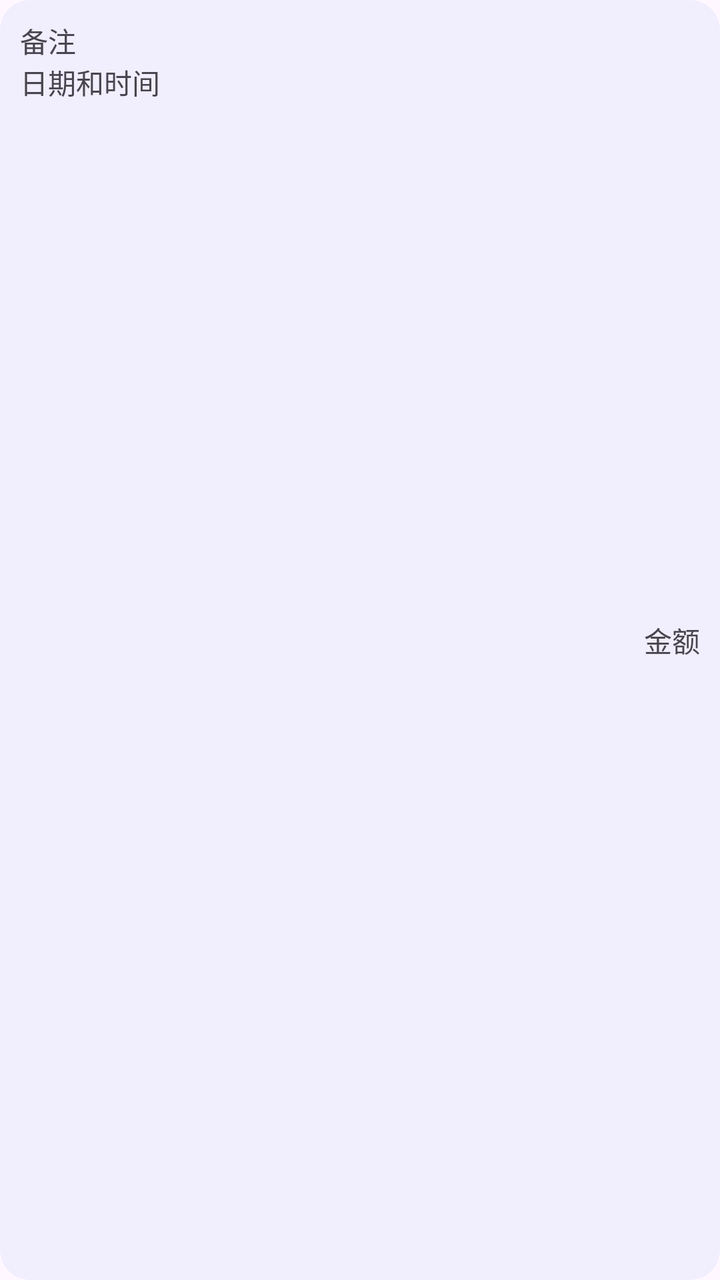
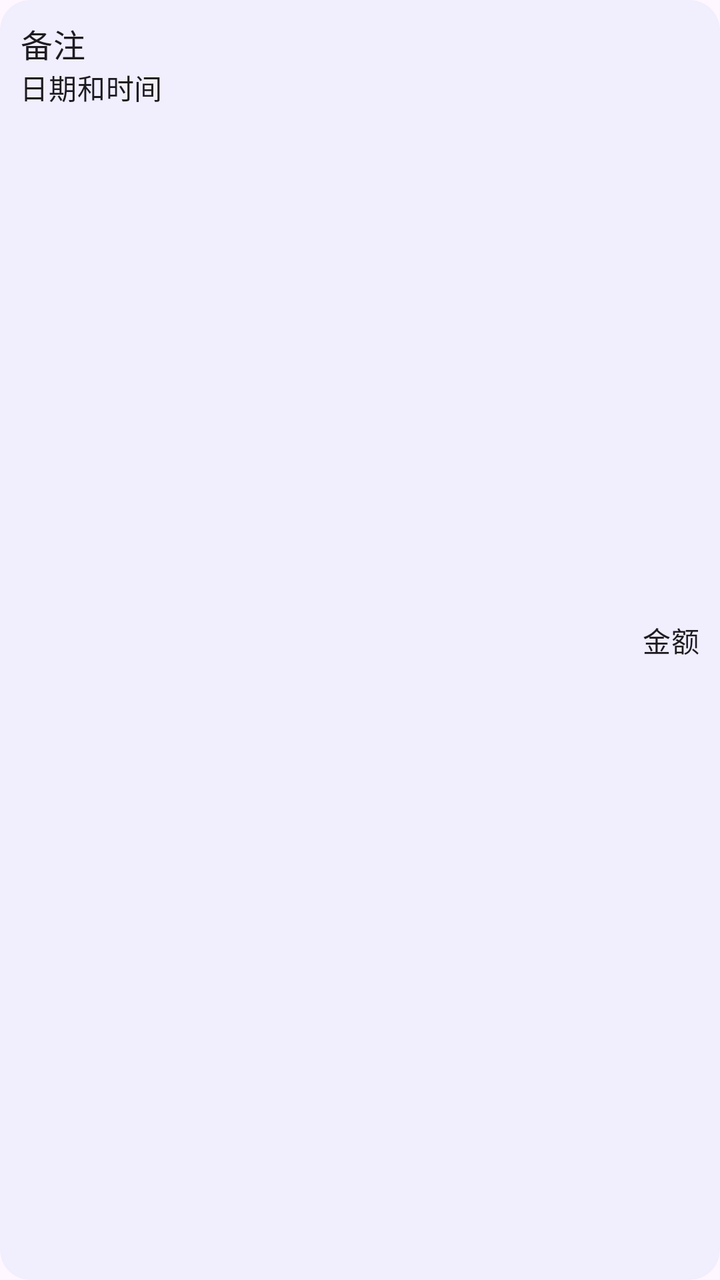

Compare the two renders of this Android layout. The source of the first and the diff that turns it into the second are given below.
<!-- AndroidManifest.xml: application theme Theme.ManagerAssistant.Static -->
<!-- res/layout/item_running_account.xml -->
<?xml version="1.0" encoding="utf-8"?>
<com.google.android.material.card.MaterialCardView xmlns:android="http://schemas.android.com/apk/res/android"
    android:id="@+id/root_layout"
    style="@style/ContentCardStyle"
    android:layout_width="match_parent"
    android:layout_height="wrap_content"
    android:layout_marginStart="10dp"
    android:layout_marginTop="0dp"
    android:layout_marginEnd="10dp"
    android:layout_marginBottom="3dp">

    <LinearLayout
        android:layout_width="match_parent"
        android:layout_height="match_parent"
        android:padding="10dp">

        
        <LinearLayout
            android:layout_width="0dp"
            android:layout_height="wrap_content"
            android:layout_weight="1"
            android:orientation="vertical">

            <com.google.android.material.textview.MaterialTextView
                android:id="@+id/remark_text"
                android:layout_width="wrap_content"
                android:layout_height="wrap_content"
                android:text="@string/remark" />

            <com.google.android.material.textview.MaterialTextView
                android:id="@+id/type_datetime_textview"
                android:layout_width="wrap_content"
                android:layout_height="wrap_content"
                android:text="@string/date_time" />
        </LinearLayout>

        
        <com.google.android.material.textview.MaterialTextView
            android:id="@+id/amount_text"
            android:layout_width="wrap_content"
            android:layout_height="wrap_content"
            android:layout_gravity="center_vertical"
            android:text="@string/amount" />
    </LinearLayout>
</com.google.android.material.card.MaterialCardView>
<!-- resources referenced by this layout -->
<resources>
  <string name="amount">金额</string>
  <string name="date_time">日期和时间</string>
  <string name="remark">备注</string>
  <style name="ContentCardStyle">
          <item name="cardBackgroundColor">@color/card_background_color</item>
          <item name="cardCornerRadius">15dp</item>
          <item name="strokeColor">@android:color/transparent</item>
          <item name="android:layout_marginTop">10dp</item>
          <item name="android:layout_marginStart">10dp</item>
          <item name="android:layout_marginEnd">10dp</item>
          <item name="android:layout_marginBottom">10dp</item>
      </style>
  <style name="Theme.ManagerAssistant.Static" parent="Theme.Material3.Light.NoActionBar">
          
          <item name="colorPrimary">@color/color_primary</item>
          <item name="colorOnPrimary">@color/color_on_primary</item>
          <item name="colorPrimaryContainer">@color/color_primary_container</item>
          
          <item name="colorSecondaryContainer">@color/color_secondary_container</item>
          
          <item name="android:statusBarColor">?attr/colorSurface</item>
          
          <item name="colorSurface">@color/color_surface</item>
          <item name="colorSurfaceContainer">@color/color_surface_container</item>
          <item name="colorSurfaceContainerLow">@color/color_surface_container_low</item>
  
          <item name="toolbarStyle">@style/ToolBarStyle</item>
          <item name="drawableTint">?attr/colorPrimary</item>
          <item name="colorControlActivated">?attr/colorPrimary</item>
          <item name="android:windowLightStatusBar">true</item>
          <item name="android:navigationBarColor">?attr/colorSurface</item>
      </style>
  <color name="color_primary">#0055d6</color>
  <color name="color_on_primary">#ffffff</color>
  <color name="color_primary_container">#d8e1fe</color>
  <color name="color_secondary_container">#e0e1ff</color>
  <color name="color_surface">#faf9ff</color>
  <color name="color_surface_container">#ebedfa</color>
  <color name="color_surface_container_low">#edeffc</color>
  <style name="ToolBarStyle" parent="Widget.Material3.Toolbar">
          <item name="android:backgroundTint">?attr/colorSurface</item>
          <item name="navigationIconTint">?attr/colorPrimary</item>
          <item name="contentInsetStart">10dp</item>
          <item name="titleTextAppearance">@style/TitleStyle</item>
      </style>
  <style name="TitleStyle">
          <item name="android:textSize">23sp</item>
      </style>
</resources>

<!-- the commit's change to res/layout/item_running_account.xml (unified diff, before → after) -->
@@ -23,12 +23,14 @@
 
             <com.google.android.material.textview.MaterialTextView
                 android:id="@+id/remark_text"
+                style="@style/LargeBodyTextViewStyle"
                 android:layout_width="wrap_content"
                 android:layout_height="wrap_content"
                 android:text="@string/remark" />
 
             <com.google.android.material.textview.MaterialTextView
                 android:id="@+id/type_datetime_textview"
+                style="@style/MediumBodyTextViewStyle"
                 android:layout_width="wrap_content"
                 android:layout_height="wrap_content"
                 android:text="@string/date_time" />
@@ -37,6 +39,7 @@
         
         <com.google.android.material.textview.MaterialTextView
             android:id="@+id/amount_text"
+            style="@style/MediumBodyTextViewStyle"
             android:layout_width="wrap_content"
             android:layout_height="wrap_content"
             android:layout_gravity="center_vertical"
<!-- resource entries referenced after the edit -->
@@ -11,6 +11,20 @@
           <item name="android:layout_marginStart">10dp</item>
           <item name="android:layout_marginEnd">10dp</item>
           <item name="android:layout_marginBottom">10dp</item>
+      </style>
+  <style name="LargeBodyTextViewStyle" parent="TextViewStyleBase">
+          <item name="android:paddingStart">0dp</item>
+          <item name="android:paddingBottom">0dp</item>
+          <item name="android:paddingEnd">0dp</item>
+          <item name="android:paddingTop">0dp</item>
+          <item name="android:textAppearance">?attr/textAppearanceBodyLarge</item>
+      </style>
+  <style name="MediumBodyTextViewStyle" parent="TextViewStyleBase">
+          <item name="android:paddingStart">0dp</item>
+          <item name="android:paddingBottom">0dp</item>
+          <item name="android:paddingEnd">0dp</item>
+          <item name="android:paddingTop">0dp</item>
+          <item name="android:textAppearance">?attr/textAppearanceBodyMedium</item>
       </style>
   <style name="Theme.ManagerAssistant.Static" parent="Theme.Material3.Light.NoActionBar">
           
@@ -32,6 +46,12 @@
           <item name="android:windowLightStatusBar">true</item>
           <item name="android:navigationBarColor">?attr/colorSurface</item>
       </style>
+  <style name="TextViewStyleBase">
+          <item name="android:paddingStart">10dp</item>
+          <item name="android:paddingEnd">10dp</item>
+          <item name="android:paddingTop">10dp</item>
+          <item name="android:paddingBottom">10dp</item>
+      </style>
   <color name="color_primary">#0055d6</color>
   <color name="color_on_primary">#ffffff</color>
   <color name="color_primary_container">#d8e1fe</color>
@@ -43,10 +63,7 @@
           <item name="android:backgroundTint">?attr/colorSurface</item>
           <item name="navigationIconTint">?attr/colorPrimary</item>
           <item name="contentInsetStart">10dp</item>
-          <item name="titleTextAppearance">@style/TitleStyle</item>
-      </style>
-  <style name="TitleStyle">
-          <item name="android:textSize">23sp</item>
+          <item name="titleTextAppearance">?attr/textAppearanceHeadlineSmall</item>
       </style>
 </resources>
 
